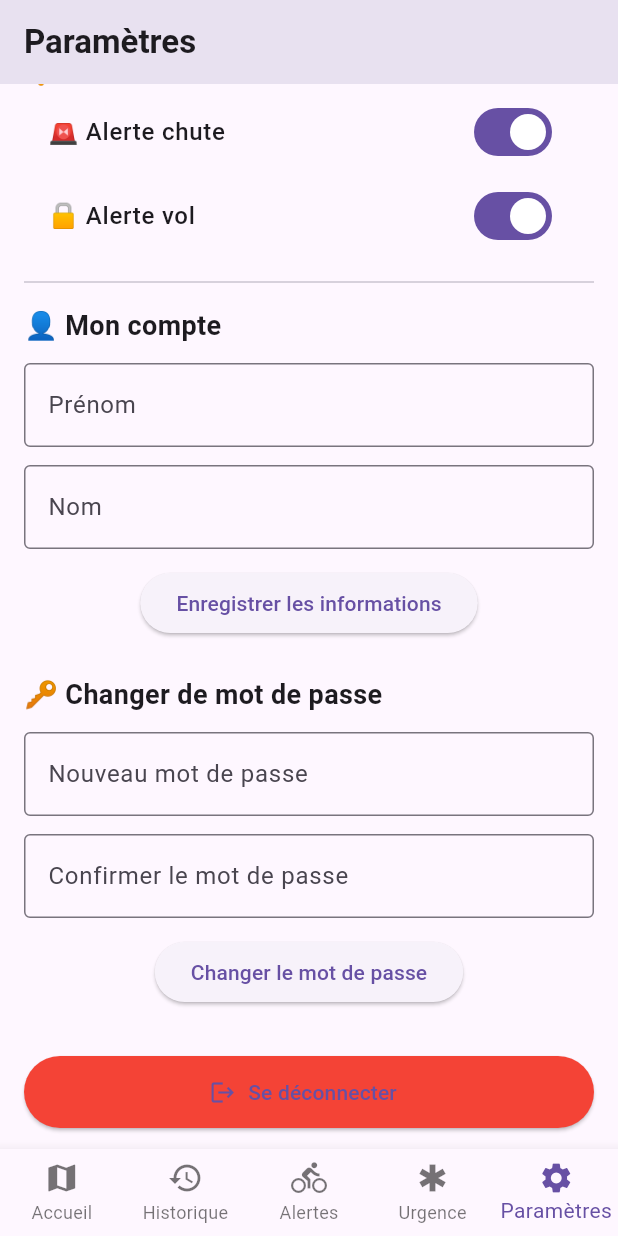
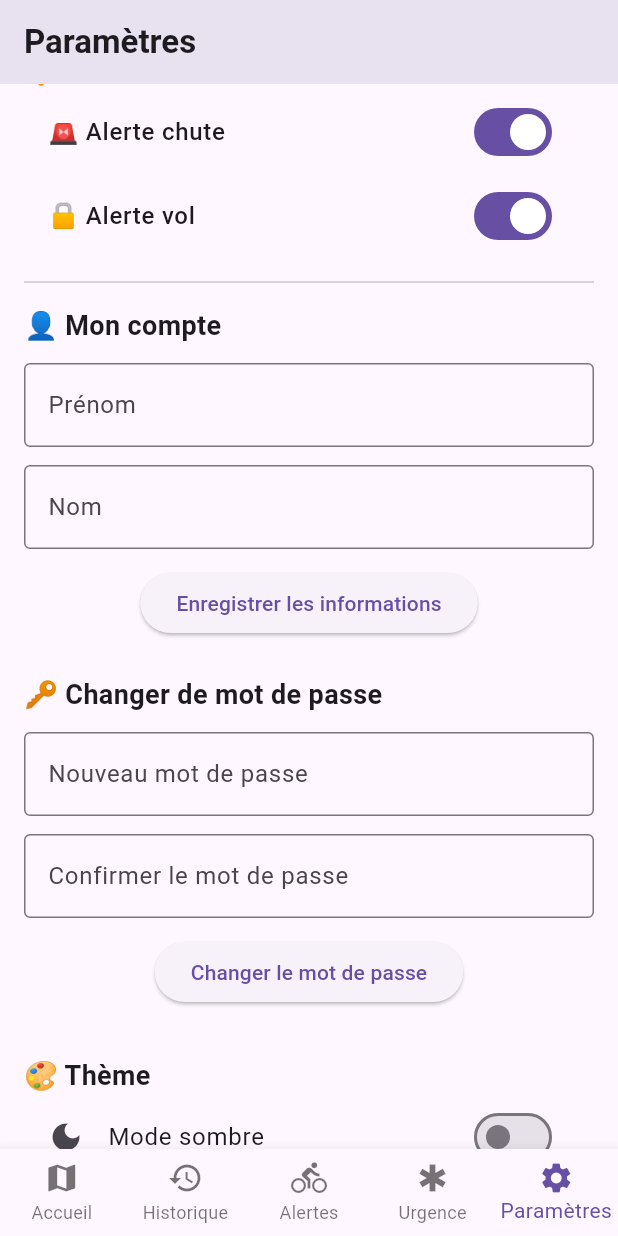
Before and after one commit to gaesty/BikeTrack, a Flutter app: the screen it shows once a user with an empty profile is signed in, item 5 of the bottom bar chosen, scrolled down 576 dp, on a phone screen of 412 x 824 dp. Run offline on Flutter 3.47's test engine with Material 3 defaults, Android fonts, the phone set to English and light mode, and no system bars; our stand-ins replace flutter_local_notifications, flutter_map, latlong2, shared_preferences, supabase_flutter, timezone; missing offline and left inert: bcrypt; accounts and stored records are empty.

Commit message:
Add theme management and dark mode support; refactor UI components

```diff
--- a/lib/main.dart
+++ b/lib/main.dart
@@ -8,21 +8,24 @@ import 'package:biketrack/ui/screens/alerts_screen.dart';
 import 'package:biketrack/ui/screens/settings_screen.dart';
 import 'package:biketrack/ui/screens/safety_screen.dart';
 import 'package:biketrack/ui/screens/login_screen.dart';
+import 'package:biketrack/theme_notifier.dart';
 
 Future<void> main() async {
   WidgetsFlutterBinding.ensureInitialized();
   await initializeDateFormatting('fr_FR', null);
-
   await Supabase.initialize(
     url: 'https://oynnjhnjyeogltujthcy.supabase.co',
     anonKey: 'eyJhbGciOiJIUzI1NiIsInR5cCI6IkpXVCJ9.eyJpc3MiOiJzdXBhYmFzZSIsInJlZiI6Im95bm5qaG5qeWVvZ2x0dWp0aGN5Iiwicm9sZSI6ImFub24iLCJpYXQiOjE3NTAzMzIwNTgsImV4cCI6MjA2NTkwODA1OH0.eP28KmebtF0AmUdkUcnzLuRhl4uMnkYJfIaHZ4nHFl4',
   );
 
-  runApp(const MyApp());
+  final themeNotifier = await ThemeNotifier.create();
+
+  runApp(MyApp(themeNotifier: themeNotifier));
 }
 
 class MyApp extends StatefulWidget {
-  const MyApp({super.key});
+  final ThemeNotifier themeNotifier;
+  const MyApp({super.key, required this.themeNotifier});
 
   @override
   State<MyApp> createState() => _MyAppState();
@@ -63,19 +66,25 @@ class _MyAppState extends State<MyApp> {
       );
     }
 
-    return MaterialApp(
-      title: 'BikeTrack',
-      theme: ThemeData(primarySwatch: Colors.blue),
-      darkTheme: ThemeData.light(),
-      themeMode: ThemeMode.system,
-      debugShowCheckedModeBanner: false,
-      home: _loggedIn ? const MainScreen() : const LoginPage(),
+    return ValueListenableBuilder<ThemeMode>(
+      valueListenable: widget.themeNotifier,
+      builder: (context, themeMode, _) {
+        return MaterialApp(
+          title: 'BikeTrack',
+          theme: ThemeData(primarySwatch: Colors.blue),
+          darkTheme: ThemeData.dark(),
+          themeMode: themeMode,
+          debugShowCheckedModeBanner: false,
+          home: _loggedIn ? MainScreen(themeNotifier: widget.themeNotifier) : LoginPage(themeNotifier: widget.themeNotifier),
+        );
+      },
     );
   }
 }
 
 class MainScreen extends StatefulWidget {
-  const MainScreen({super.key});
+  final ThemeNotifier themeNotifier;
+  const MainScreen({super.key, required this.themeNotifier});
 
   @override
   State<MainScreen> createState() => _MainScreenState();
@@ -89,7 +98,7 @@ class _MainScreenState extends State<MainScreen> {
     const HistoryScreen(),
     const AlertsScreen(),
     const SafetyScreen(),
-    const SettingsScreen(),
+    SettingsScreen(themeNotifier: widget.themeNotifier),
   ];
 
 
--- /dev/null
+++ b/lib/theme_notifier.dart
@@ -0,0 +1,19 @@
+import 'package:flutter/material.dart';
+import 'package:shared_preferences/shared_preferences.dart';
+
+class ThemeNotifier extends ValueNotifier<ThemeMode> {
+  ThemeNotifier(ThemeMode value) : super(value);
+
+  static Future<ThemeNotifier> create() async {
+    final prefs = await SharedPreferences.getInstance();
+    final isDark = prefs.getBool('isDarkMode') ?? false;
+    return ThemeNotifier(isDark ? ThemeMode.dark : ThemeMode.light);
+  }
+
+  Future<void> setDarkMode(bool isDark) async {
+    final prefs = await SharedPreferences.getInstance();
+    await prefs.setBool('isDarkMode', isDark);
+    value = isDark ? ThemeMode.dark : ThemeMode.light;
+    notifyListeners();
+  }
+}
--- a/lib/ui/screens/confirmation_screen.dart
+++ b/lib/ui/screens/confirmation_screen.dart
@@ -9,12 +9,12 @@ class ConfirmationScreen extends StatefulWidget {
   final int timeoutSeconds;
 
   // On ajoute latitude et longitude au constructeur, et on les rend obligatoires
-  ConfirmationScreen({
+  const ConfirmationScreen({
     required this.latitude,
     required this.longitude,
     this.timeoutSeconds = 30,
-    Key? key,
-  }) : super(key: key);
+    super.key,
+  });
 
   @override
   _ConfirmationScreenState createState() => _ConfirmationScreenState();
--- a/lib/ui/screens/login_screen.dart
+++ b/lib/ui/screens/login_screen.dart
@@ -3,9 +3,11 @@ import 'package:supabase_flutter/supabase_flutter.dart';
 import 'signup_screen.dart';  // Updated path since they're in the same folder
 import '../../main.dart';
 import '../../services/password_service.dart';
+import 'package:biketrack/theme_notifier.dart';
 
 class LoginPage extends StatefulWidget {
-  const LoginPage({super.key});
+  final ThemeNotifier? themeNotifier;
+  const LoginPage({super.key, this.themeNotifier});
 
   @override
   State<LoginPage> createState() => _LoginPageState();
@@ -70,7 +72,7 @@ class _LoginPageState extends State<LoginPage> {
 
         if (mounted) {
           Navigator.of(context).pushAndRemoveUntil(
-            MaterialPageRoute(builder: (context) => const MainScreen()),
+            MaterialPageRoute(builder: (context) => MainScreen(themeNotifier: widget.themeNotifier!)),
             (route) => false,
           );
         }
--- a/lib/ui/screens/settings_screen.dart
+++ b/lib/ui/screens/settings_screen.dart
@@ -1,9 +1,11 @@
 import 'package:flutter/material.dart';
 import 'package:shared_preferences/shared_preferences.dart';
 import 'package:supabase_flutter/supabase_flutter.dart';
+import 'package:biketrack/theme_notifier.dart';
 
 class SettingsScreen extends StatefulWidget {
-  const SettingsScreen({super.key});
+  final ThemeNotifier? themeNotifier;
+  const SettingsScreen({super.key, this.themeNotifier});
 
   @override
   State<SettingsScreen> createState() => _SettingsScreenState();
@@ -29,6 +31,9 @@ class _SettingsScreenState extends State<SettingsScreen> {
   final TextEditingController passwordController = TextEditingController();
   final TextEditingController confirmPasswordController = TextEditingController();
 
+  // Dark mode
+  bool isDarkMode = false;
+
   final supabase = Supabase.instance.client;
 
   @override
@@ -36,6 +41,7 @@ class _SettingsScreenState extends State<SettingsScreen> {
     super.initState();
     _loadSettings();
     _loadUserData();
+    _loadDarkMode();
   }
 
   @override
@@ -74,6 +80,13 @@ class _SettingsScreenState extends State<SettingsScreen> {
         isLoading = false;
       });
     }
+  }
+
+  Future<void> _loadDarkMode() async {
+    final prefs = await SharedPreferences.getInstance();
+    setState(() {
+      isDarkMode = prefs.getBool('isDarkMode') ?? false;
+    });
   }
 
   Future<void> _saveUserInfo() async {
@@ -167,6 +180,15 @@ class _SettingsScreenState extends State<SettingsScreen> {
         ),
       );
     }
+  }
+
+  Future<void> _saveDarkMode(bool value) async {
+    final prefs = await SharedPreferences.getInstance();
+    await prefs.setBool('isDarkMode', value);
+    setState(() {
+      isDarkMode = value;
+    });
+    widget.themeNotifier?.setDarkMode(value);
   }
 
   Widget _buildSliderCard({
@@ -386,6 +408,20 @@ class _SettingsScreenState extends State<SettingsScreen> {
 
             const SizedBox(height: 32),
 
+            // Thème
+            Align(
+              alignment: Alignment.centerLeft,
+              child: Text('🎨 Thème', style: TextStyle(fontSize: 18, fontWeight: FontWeight.bold)),
+            ),
+            SwitchListTile(
+              title: const Text('Mode sombre'),
+              value: isDarkMode,
+              onChanged: (v) => _saveDarkMode(v),
+              secondary: const Icon(Icons.dark_mode),
+            ),
+
+            const SizedBox(height: 32),
+
             // Déconnexion
             ElevatedButton.icon(
               icon: const Icon(Icons.logout),
--- a/pubspec.yaml
+++ b/pubspec.yaml
@@ -19,7 +19,6 @@ dependencies:
   timezone: 0.10.1
   bcrypt: ^1.0.0
   shared_preferences: ^2.0.15
-  flutter_sms: ^2.3.1
 
 dev_dependencies:
   flutter_test:
```
Also changed, not shown: lib/ui/screens/alerts_screen.dart (+16 -4 lines), pubspec.lock.
